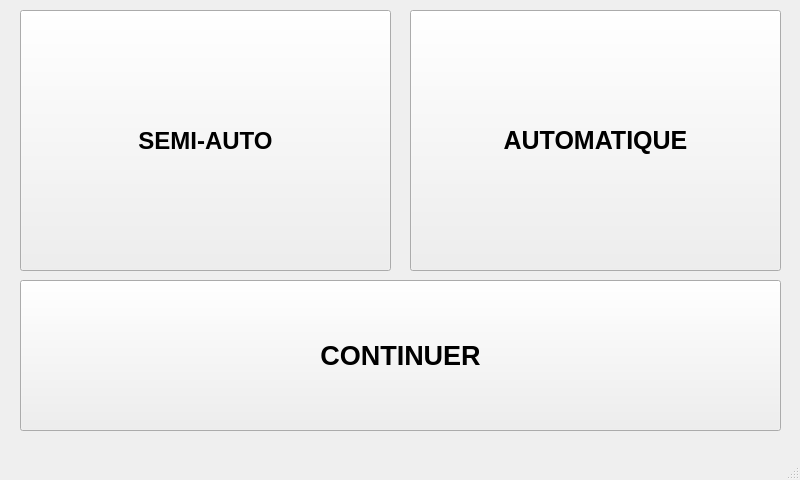
This is pagemodeetpompe.ui in YanisKer/ProjetPomme as Qt 5 draws it before an edit. The edited form follows.
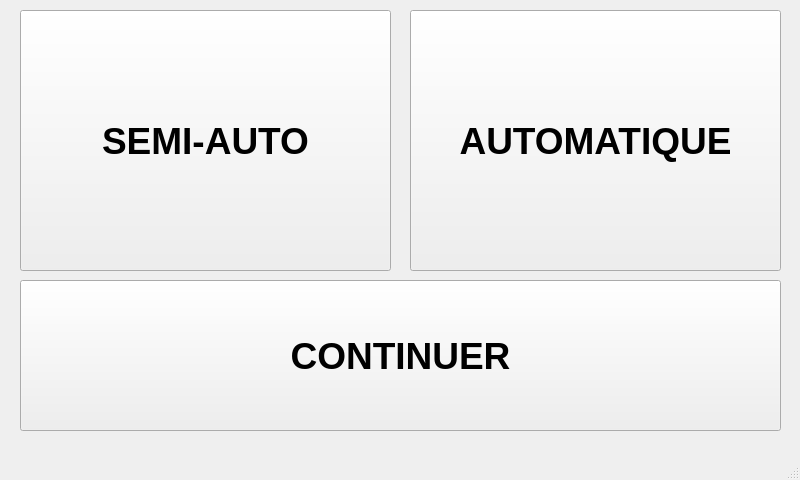
This is the edited form.

What changed in the file:
```diff
--- a/pagemodeetpompe.ui
+++ b/pagemodeetpompe.ui
@@ -25,7 +25,7 @@
     </property>
     <property name="font">
      <font>
-      <pointsize>18</pointsize>
+      <pointsize>28</pointsize>
       <bold>true</bold>
      </font>
     </property>
@@ -44,7 +44,7 @@
     </property>
     <property name="font">
      <font>
-      <pointsize>19</pointsize>
+      <pointsize>28</pointsize>
       <bold>true</bold>
      </font>
     </property>
@@ -63,7 +63,7 @@
     </property>
     <property name="font">
      <font>
-      <pointsize>20</pointsize>
+      <pointsize>28</pointsize>
       <bold>true</bold>
      </font>
     </property>
```
